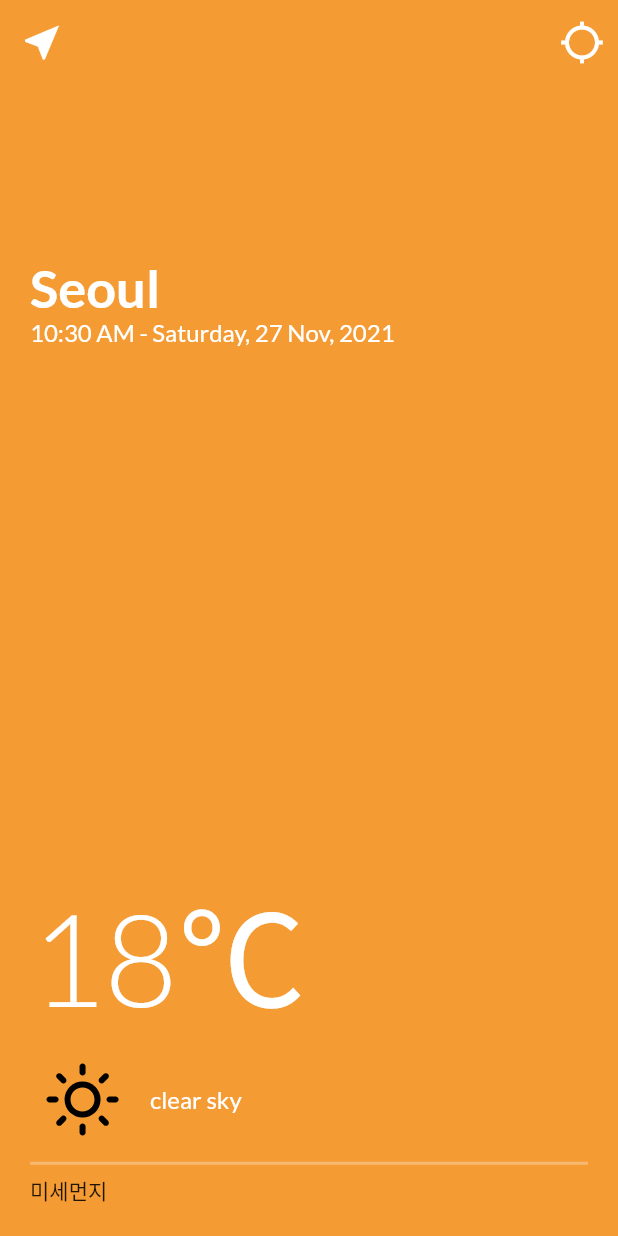
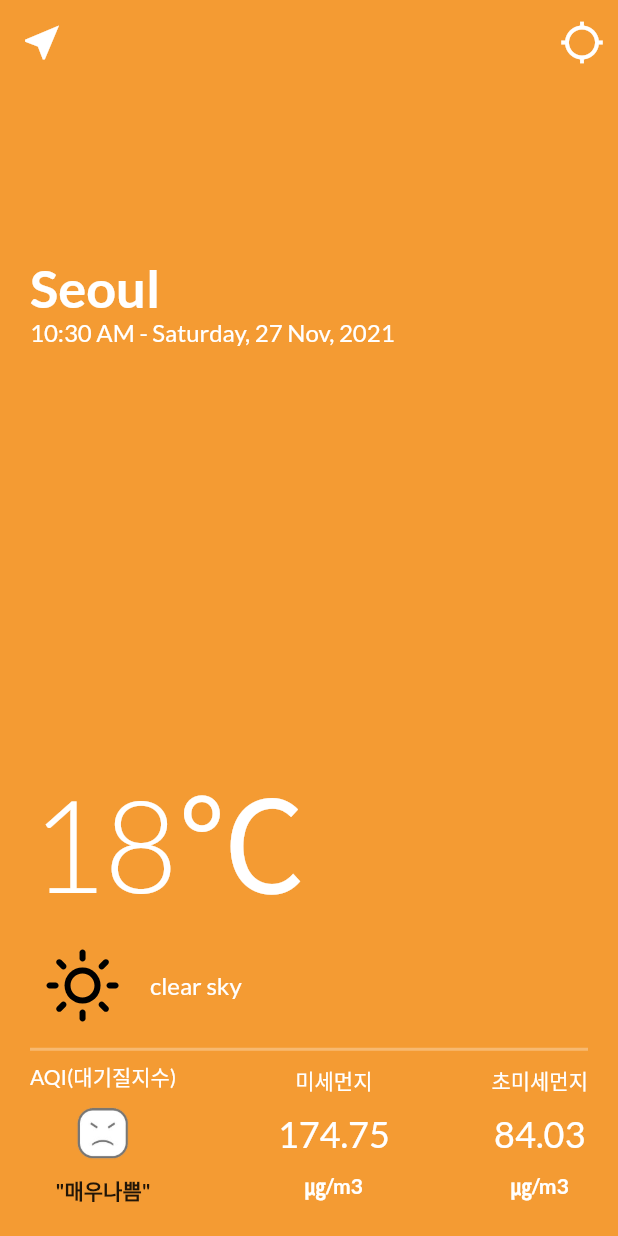
Before and after one commit to ksmlucky/weather_app, a Flutter app: the WeatherScreen screen opened directly, on a phone screen of 412 x 824 dp. Run offline on Flutter 3.47's test engine with Material 2 defaults, Android fonts, the phone set to English and light mode, and no system bars; our stand-ins replace flutter_svg, geolocator, google_fonts, timer_builder; network calls fail; statements that could not run were skipped.

Commit message:
UI update

```diff
--- a/lib/screens/weather_screen.dart
+++ b/lib/screens/weather_screen.dart
@@ -173,9 +173,101 @@ class _WeatherScreenState extends State<WeatherScreen> {
                         color: Colors.white30,
                       ),
                       Row(
+                        mainAxisAlignment: MainAxisAlignment.spaceBetween,
                         children: [
-                          Text(
-                            '미세먼지'
+                          Column(
+                            children: [
+                              Text(
+                                'AQI(대기질지수)',
+                                style: GoogleFonts.lato(
+                                  fontSize: 14.0,
+                                  color: Colors.white,
+                                ),
+                              ),
+                              SizedBox(
+                                height: 10.0,
+                              ),
+                              Image.asset(
+                                'image/bad.png',
+                                width: 37.0,
+                                height: 35.0,
+                              ),
+                              SizedBox(
+                                height: 10.0,
+                              ),
+                              Text(
+                                '"매우나쁨"',
+                                style: GoogleFonts.lato(
+                                  fontSize: 14.0,
+                                  color: Colors.black87,
+                                  fontWeight: FontWeight.bold,
+                                ),
+                              ),
+                            ],
+                          ),
+                          Column(
+                            children: [
+                              Text(
+                                '미세먼지',
+                                style: GoogleFonts.lato(
+                                  fontSize: 14.0,
+                                  color: Colors.white,
+                                ),
+                              ),
+                              SizedBox(
+                                height: 10.0,
+                              ),
+                              Text(
+                                '174.75',
+                                style: GoogleFonts.lato(
+                                  fontSize: 24.0,
+                                  color: Colors.white,
+                                ),
+                              ),
+                              SizedBox(
+                                height: 10.0,
+                              ),
+                              Text(
+                                '㎍/m3',
+                                style: GoogleFonts.lato(
+                                  fontSize: 14.0,
+                                  color: Colors.white,
+                                  fontWeight: FontWeight.bold,
+                                ),
+                              ),
+                            ],
+                          ),
+                          Column(
+                            children: [
+                              Text(
+                                '초미세먼지',
+                                style: GoogleFonts.lato(
+                                  fontSize: 14.0,
+                                  color: Colors.white,
+                                ),
+                              ),
+                              SizedBox(
+                                height: 10.0,
+                              ),
+                              Text(
+                                '84.03',
+                                style: GoogleFonts.lato(
+                                  fontSize: 24.0,
+                                  color: Colors.white,
+                                ),
+                              ),
+                              SizedBox(
+                                height: 10.0,
+                              ),
+                              Text(
+                                '㎍/m3',
+                                style: GoogleFonts.lato(
+                                  fontSize: 14.0,
+                                  color: Colors.white,
+                                  fontWeight: FontWeight.bold,
+                                ),
+                              ),
+                            ],
                           ),
                         ],
                       ),
```
